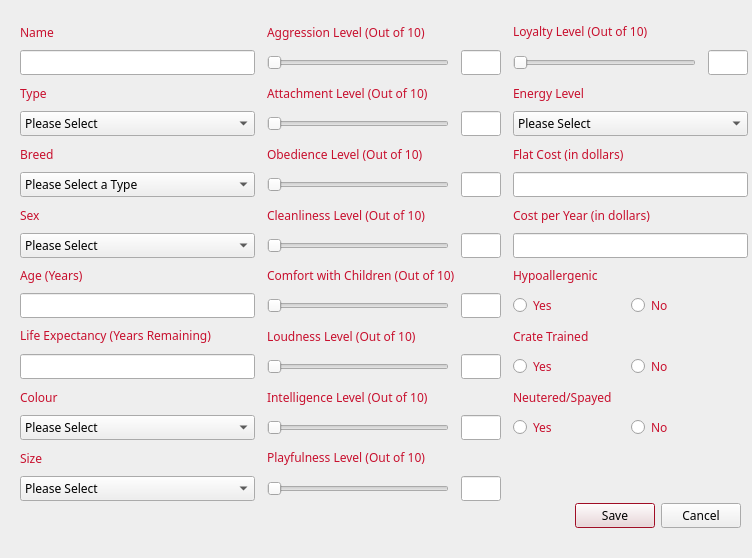
Above: cuACS/addanimal.ui from cameronhawtin/Animal-Farm-cuACS before the change. Below: the same form after it.
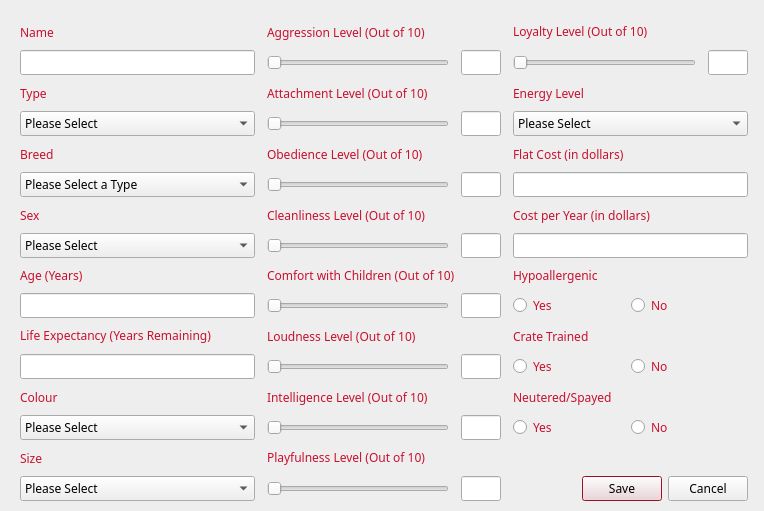
That is the form after the change.

```diff
--- a/cuACS/addanimal.ui
+++ b/cuACS/addanimal.ui
@@ -6,8 +6,8 @@
    <rect>
     <x>0</x>
     <y>0</y>
-    <width>752</width>
-    <height>558</height>
+    <width>764</width>
+    <height>511</height>
    </rect>
   </property>
   <property name="palette">
@@ -163,25 +163,6 @@
   <property name="windowTitle">
    <string>Dialog</string>
   </property>
-  <widget class="QDialogButtonBox" name="buttonBox">
-   <property name="enabled">
-    <bool>true</bool>
-   </property>
-   <property name="geometry">
-    <rect>
-     <x>400</x>
-     <y>500</y>
-     <width>341</width>
-     <height>32</height>
-    </rect>
-   </property>
-   <property name="orientation">
-    <enum>Qt::Horizontal</enum>
-   </property>
-   <property name="standardButtons">
-    <set>QDialogButtonBox::Cancel|QDialogButtonBox::Save</set>
-   </property>
-  </widget>
   <widget class="QWidget" name="gridLayoutWidget">
    <property name="geometry">
     <rect>
@@ -964,6 +945,19 @@
       </item>
      </layout>
     </item>
+    <item row="15" column="2">
+     <widget class="QDialogButtonBox" name="buttonBox">
+      <property name="enabled">
+       <bool>true</bool>
+      </property>
+      <property name="orientation">
+       <enum>Qt::Horizontal</enum>
+      </property>
+      <property name="standardButtons">
+       <set>QDialogButtonBox::Cancel|QDialogButtonBox::Save</set>
+      </property>
+     </widget>
+    </item>
    </layout>
   </widget>
  </widget>
```
Left out of the diff: 2 changed lines with no effect on the pictures.
